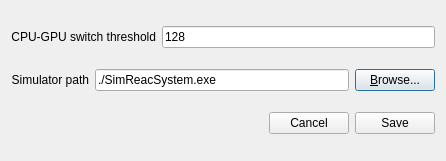
Before: the Qt Designer form settings.ui in aresio/HERESY, drawn with Qt 5.
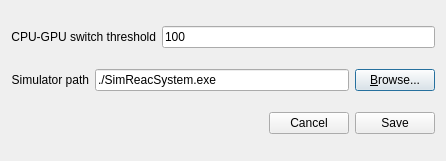
After: the same form once the commit is applied.

```diff
--- a/settings.ui
+++ b/settings.ui
@@ -32,7 +32,7 @@
         <string>When the number of rules of the Reaction System is above this threshold, the calculations will be offloaded to the GPU</string>
        </property>
        <property name="text">
-        <string>128</string>
+        <string>100</string>
        </property>
        <property name="cursorPosition">
         <number>3</number>
```
